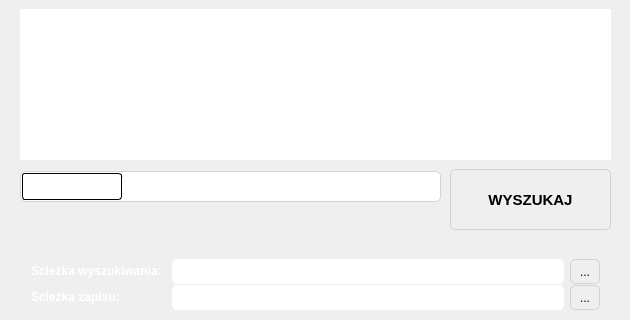
This is mainwindow.ui in RStravinsky/PdfFinder as Qt 5 draws it before an edit; both pictures show x 0 to 630 and y 211 to 531 of the 630 by 531 pixel window. The edited form follows.
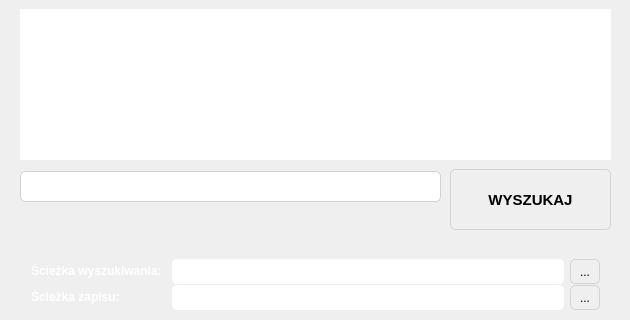
This is the edited form. Icons and pictures are not drawn.

Diff of the .ui file:
```diff
--- a/mainwindow.ui
+++ b/mainwindow.ui
@@ -237,6 +237,12 @@
       <height>31</height>
      </rect>
     </property>
+    <property name="maximumSize">
+     <size>
+      <width>16777211</width>
+      <height>16777215</height>
+     </size>
+    </property>
     <property name="styleSheet">
      <string notr="true">QProgressBar {
 border: 1px solid lightgray;
@@ -255,7 +261,7 @@
 }</string>
     </property>
     <property name="value">
-     <number>24</number>
+     <number>0</number>
     </property>
     <property name="textVisible">
      <bool>false</bool>
@@ -750,7 +756,7 @@
      </item>
     </layout>
    </widget>
-   <widget class="QWidget" name="">
+   <widget class="QWidget" name="layoutWidget">
     <property name="geometry">
      <rect>
       <x>20</x>
```
Left out of the diff: 45 changed lines with no effect on the pictures.
